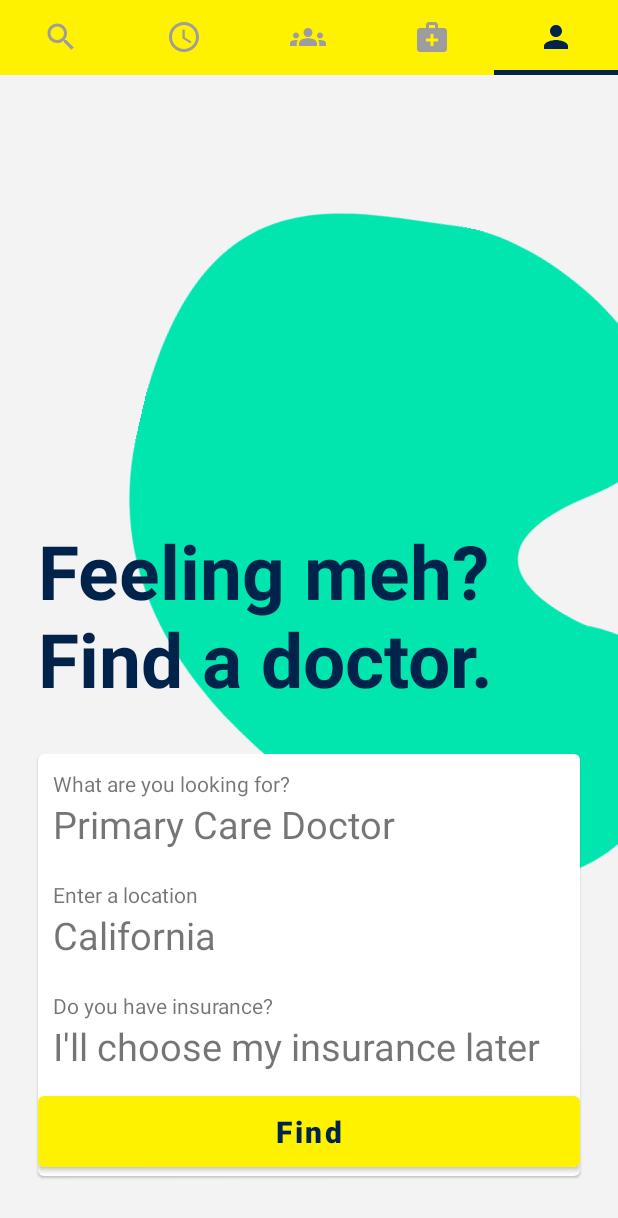
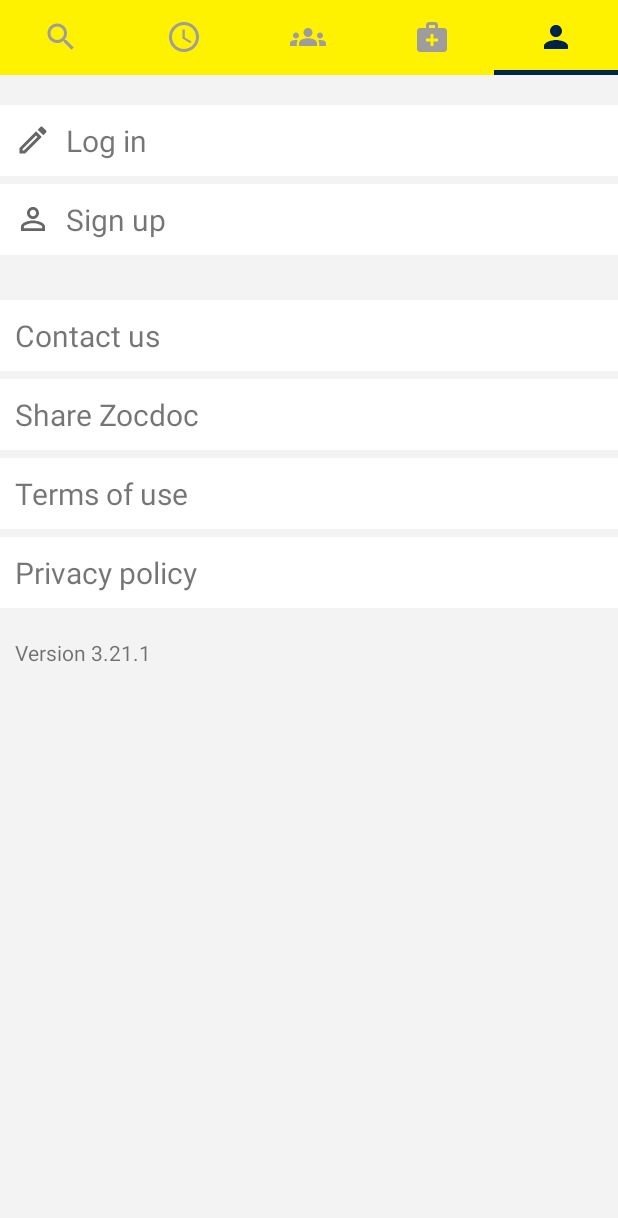
Before and after one commit to wajahatkarim3/ZocDoc-Clone, an Android app: the screen it shows after launch (MainActivity), tab 5 chosen, on a phone screen of 412 x 824 dp. Shown: the top 1218 px of the screen. Run offline under Robolectric (Android 15) with nearby library versions, the phone set to English and light mode, and no system bars.

Commit message:
Profile screen done

```diff
--- a/app/src/main/java/com/wajahatkarim3/zocdoc/screens/MainActivity.kt
+++ b/app/src/main/java/com/wajahatkarim3/zocdoc/screens/MainActivity.kt
@@ -51,6 +51,7 @@ class MainActivity : AppCompatActivity() {
             if (position == 1) return AppointmentsFragment()
             if (position == 2) return MedicalTeamFragment()
             if (position == 3) return RecommendationsFragment()
+            if (position == 4) return ProfileFragment()
             return fragment
         }
 
--- /dev/null
+++ b/app/src/main/java/com/wajahatkarim3/zocdoc/screens/ProfileFragment.kt
@@ -0,0 +1,34 @@
+package com.wajahatkarim3.zocdoc.screens
+
+import android.os.Bundle
+import androidx.fragment.app.Fragment
+import android.view.LayoutInflater
+import android.view.View
+import android.view.ViewGroup
+import com.wajahatkarim3.zocdoc.R
+import com.wajahatkarim3.zocdoc.databinding.FragmentProfileBinding
+
+class ProfileFragment : Fragment() {
+
+    lateinit var bi: FragmentProfileBinding
+
+    override fun onCreate(savedInstanceState: Bundle?) {
+        super.onCreate(savedInstanceState)
+    }
+
+    override fun onCreateView(inflater: LayoutInflater, container: ViewGroup?, savedInstanceState: Bundle?): View? {
+        // Inflate the layout for this fragment
+        bi = FragmentProfileBinding.inflate(inflater, container, false)
+        return bi.root
+    }
+
+    override fun onActivityCreated(savedInstanceState: Bundle?) {
+        super.onActivityCreated(savedInstanceState)
+
+        setupViews()
+    }
+
+    fun setupViews() {
+        //
+    }
+}
--- /dev/null
+++ b/app/src/main/res/drawable/ic_baseline_perm_identity_24.xml
@@ -0,0 +1,10 @@
+<vector xmlns:android="http://schemas.android.com/apk/res/android"
+    android:width="24dp"
+    android:height="24dp"
+    android:viewportWidth="24"
+    android:viewportHeight="24"
+    android:tint="?attr/colorControlNormal">
+  <path
+      android:fillColor="@android:color/white"
+      android:pathData="M12,5.9c1.16,0 2.1,0.94 2.1,2.1s-0.94,2.1 -2.1,2.1S9.9,9.16 9.9,8s0.94,-2.1 2.1,-2.1m0,9c2.97,0 6.1,1.46 6.1,2.1v1.1L5.9,18.1L5.9,17c0,-0.64 3.13,-2.1 6.1,-2.1M12,4C9.79,4 8,5.79 8,8s1.79,4 4,4 4,-1.79 4,-4 -1.79,-4 -4,-4zM12,13c-2.67,0 -8,1.34 -8,4v3h16v-3c0,-2.66 -5.33,-4 -8,-4z"/>
+</vector>
--- /dev/null
+++ b/app/src/main/res/drawable/ic_outline_edit_24.xml
@@ -0,0 +1,10 @@
+<vector xmlns:android="http://schemas.android.com/apk/res/android"
+    android:width="24dp"
+    android:height="24dp"
+    android:viewportWidth="24"
+    android:viewportHeight="24"
+    android:tint="?attr/colorControlNormal">
+  <path
+      android:fillColor="@android:color/white"
+      android:pathData="M14.06,9.02l0.92,0.92L5.92,19L5,19v-0.92l9.06,-9.06M17.66,3c-0.25,0 -0.51,0.1 -0.7,0.29l-1.83,1.83 3.75,3.75 1.83,-1.83c0.39,-0.39 0.39,-1.02 0,-1.41l-2.34,-2.34c-0.2,-0.2 -0.45,-0.29 -0.71,-0.29zM14.06,6.19L3,17.25L3,21h3.75L17.81,9.94l-3.75,-3.75z"/>
+</vector>
--- /dev/null
+++ b/app/src/main/res/layout/fragment_profile.xml
@@ -0,0 +1,95 @@
+<?xml version="1.0" encoding="utf-8"?>
+<androidx.constraintlayout.widget.ConstraintLayout xmlns:android="http://schemas.android.com/apk/res/android"
+    xmlns:tools="http://schemas.android.com/tools"
+    android:layout_width="match_parent"
+    android:layout_height="match_parent"
+    xmlns:app="http://schemas.android.com/apk/res-auto"
+    android:background="@color/backgroundColor"
+    tools:context=".screens.ProfileFragment">
+
+    <TextView android:id="@+id/txtLogin"
+        android:layout_width="match_parent"
+        android:layout_height="wrap_content"
+        android:clickable="true"
+        android:background="@color/white"
+        android:padding="10dp"
+        app:layout_constraintTop_toTopOf="parent"
+        android:layout_marginTop="20dp"
+        android:drawableStart="@drawable/ic_outline_edit_24"
+        android:drawablePadding="10dp"
+        android:text="Log in"
+        android:textSize="20sp"
+        android:gravity="center_vertical"/>
+
+    <TextView android:id="@+id/txtSignup"
+        android:layout_width="match_parent"
+        android:layout_height="wrap_content"
+        android:clickable="true"
+        android:background="@color/white"
+        android:padding="10dp"
+        app:layout_constraintTop_toBottomOf="@+id/txtLogin"
+        android:layout_marginTop="5dp"
+        android:drawableStart="@drawable/ic_baseline_perm_identity_24"
+        android:drawablePadding="10dp"
+        android:text="Sign up"
+        android:textSize="20sp"
+        android:gravity="center_vertical"/>
+
+    <TextView android:id="@+id/txtContact"
+        android:layout_width="match_parent"
+        android:layout_height="wrap_content"
+        android:clickable="true"
+        android:background="@color/white"
+        android:padding="10dp"
+        app:layout_constraintTop_toBottomOf="@+id/txtSignup"
+        android:layout_marginTop="30dp"
+        android:text="Contact us"
+        android:textSize="20sp"
+        android:gravity="center_vertical"/>
+
+    <TextView android:id="@+id/txtShare"
+        android:layout_width="match_parent"
+        android:layout_height="wrap_content"
+        android:clickable="true"
+        android:background="@color/white"
+        android:padding="10dp"
+        app:layout_constraintTop_toBottomOf="@+id/txtContact"
+        android:layout_marginTop="5dp"
+        android:text="Share Zocdoc"
+        android:textSize="20sp"
+        android:gravity="center_vertical"/>
+
+    <TextView android:id="@+id/txtTerms"
+        android:layout_width="match_parent"
+        android:layout_height="wrap_content"
+        android:clickable="true"
+        android:background="@color/white"
+        android:padding="10dp"
+        app:layout_constraintTop_toBottomOf="@+id/txtShare"
+        android:layout_marginTop="5dp"
+        android:text="Terms of use"
+        android:textSize="20sp"
+        android:gravity="center_vertical"/>
+
+    <TextView android:id="@+id/txtPrivacy"
+        android:layout_width="match_parent"
+        android:layout_height="wrap_content"
+        android:clickable="true"
+        android:background="@color/white"
+        android:padding="10dp"
+        app:layout_constraintTop_toBottomOf="@+id/txtTerms"
+        android:layout_marginTop="5dp"
+        android:text="Privacy policy"
+        android:textSize="20sp"
+        android:gravity="center_vertical"/>
+
+    <TextView android:id="@+id/lblVersion"
+        android:layout_width="wrap_content"
+        android:layout_height="wrap_content"
+        android:text="Version 3.21.1"
+        app:layout_constraintTop_toBottomOf="@+id/txtPrivacy"
+        android:layout_marginTop="20dp"
+        android:layout_marginStart="10dp"
+        app:layout_constraintStart_toStartOf="parent"/>
+
+</androidx.constraintlayout.widget.ConstraintLayout>
```
